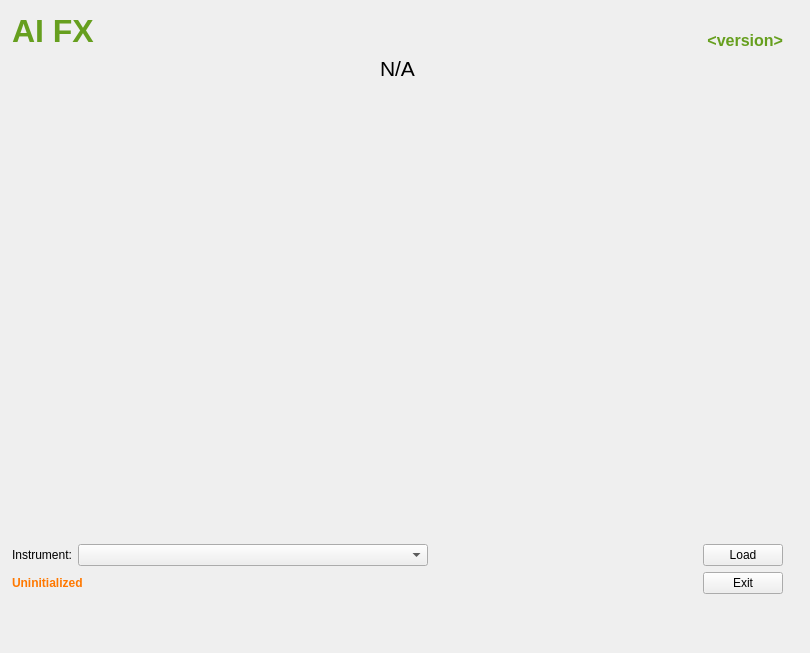
First picture: the form in aifx/client/form.ui, repository NadimGhaznavi/aifx, before the edit.
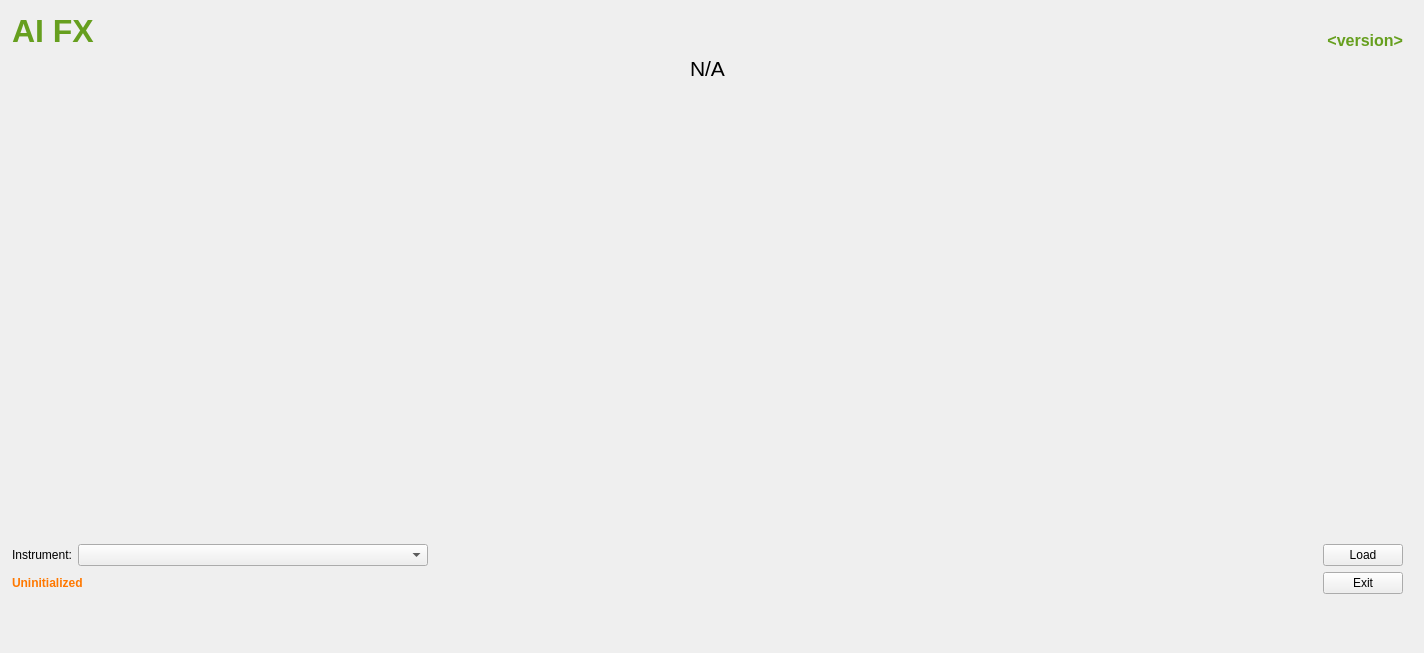
Second picture: the form after the edit.

Commit message: Fixed: Eliminated flash on update, created custom color theme

```diff
--- a/aifx/client/form.ui
+++ b/aifx/client/form.ui
@@ -6,7 +6,7 @@
    <rect>
     <x>0</x>
     <y>0</y>
-    <width>810</width>
+    <width>1424</width>
     <height>653</height>
    </rect>
   </property>
@@ -24,7 +24,7 @@
     <rect>
      <x>12</x>
      <y>13</y>
-     <width>771</width>
+     <width>1391</width>
      <height>581</height>
     </rect>
    </property>
```
The commit also changes 2 other files.
